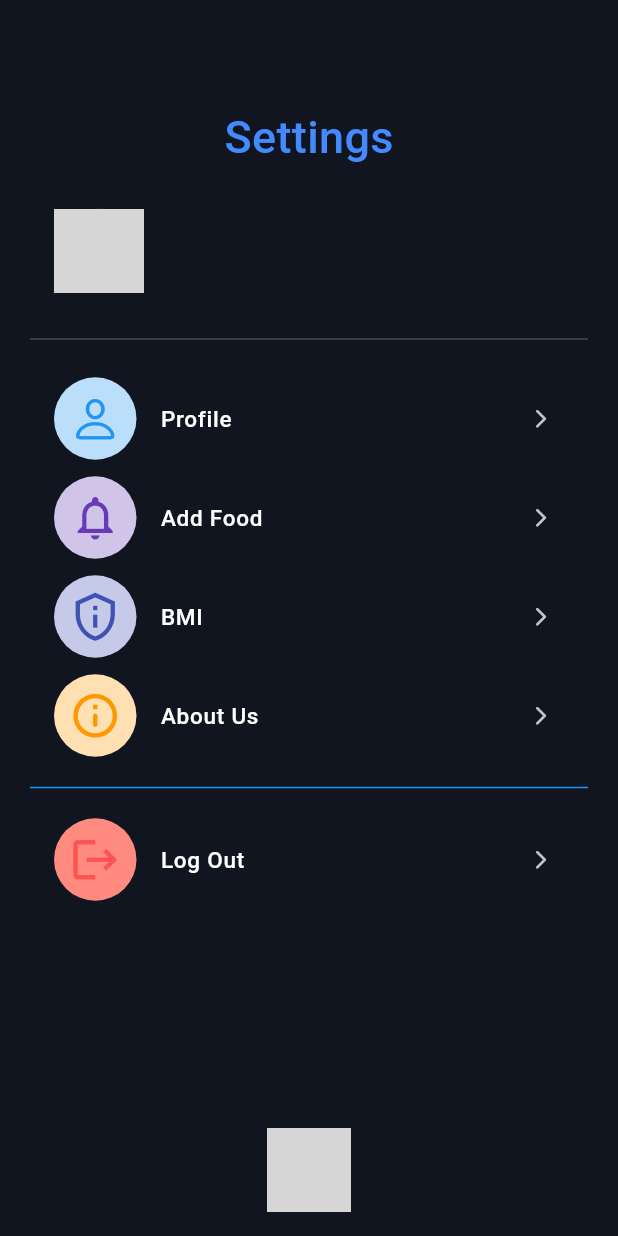
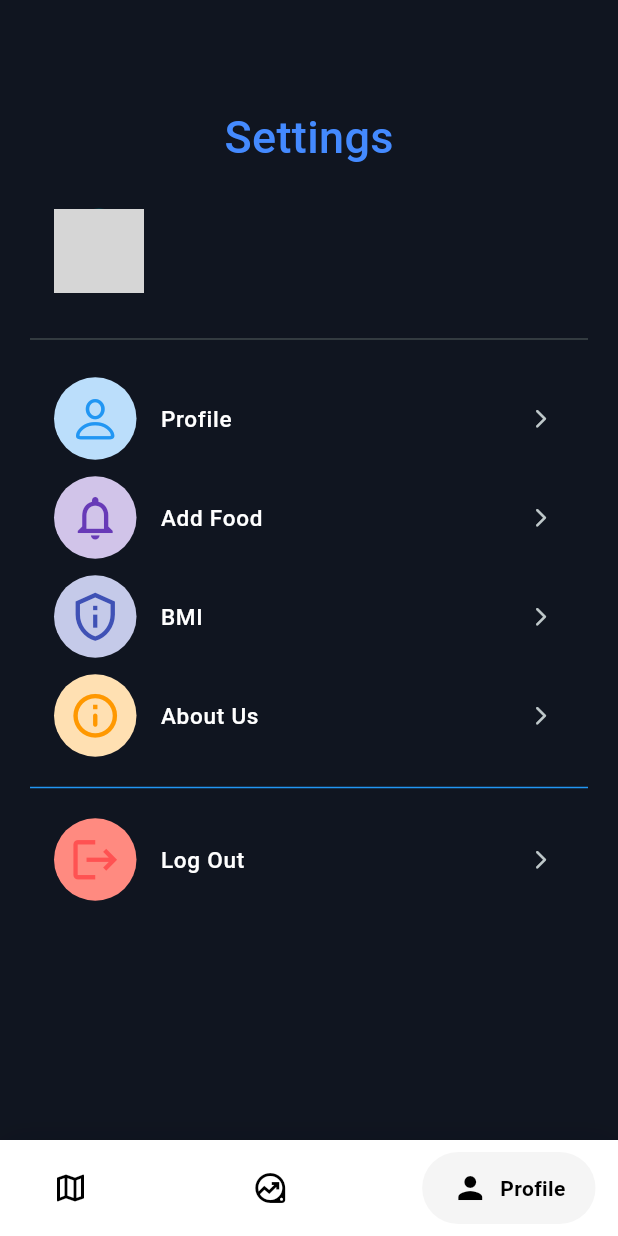
Before and after one commit to jamalihassan0307/food_dairy_app, a Flutter app: the HomeScreen screen opened directly, swiped to page 3, on a phone screen of 412 x 824 dp. Run offline on Flutter 3.47's test engine with Material 3 defaults, Android fonts, the phone set to English and light mode, and no system bars; drawn by our look-alikes of google_nav_bar; our stand-ins replace flex_color_scheme, fluttertoast, font_awesome_flutter, get, image_picker, shared_preferences and 1 more; accounts and stored records are empty; grey boxes are pictures that could not be loaded.

Commit message:
Refactor HomeScreen to use GNav for bottom navigation, replacing ButtonNavigationBar. Added page change handling and updated state management for selected index.

```diff
--- a/lib/screen/home_screen.dart
+++ b/lib/screen/home_screen.dart
@@ -1,6 +1,5 @@
 // ignore_for_file: prefer_typing_uninitialized_variables
 
-import 'package:button_navigation_bar/button_navigation_bar.dart';
 import 'package:flutter/material.dart';
 import 'package:food_dairy_app/controller/recipe_repository.dart';
 import 'package:food_dairy_app/controller/sqllite.dart';
@@ -10,6 +9,7 @@ import 'package:food_dairy_app/screen/addfood.dart';
 import 'package:food_dairy_app/screen/nev_bar/profile.dart';
 import 'package:food_dairy_app/screen/settingScreen.dart';
 import 'package:get/get.dart';
+import 'package:google_nav_bar/google_nav_bar.dart';
 
 class HomeScreen extends StatefulWidget {
   const HomeScreen({super.key});
@@ -27,6 +27,7 @@ class _HomeScreenState extends State<HomeScreen> {
   }
 
   PageController page = PageController();
+  int _selectedIndex = 0;
 
   var height, width;
   @override
@@ -37,32 +38,60 @@ class _HomeScreenState extends State<HomeScreen> {
       resizeToAvoidBottomInset: true,
       body: PageView(
         controller: page,
+        onPageChanged: (index) {
+          setState(() {
+            _selectedIndex = index;
+          });
+        },
         children: const [Page1(), Page2(), SettingsScreen()],
       ),
-      floatingActionButtonLocation: FloatingActionButtonLocation.centerFloat,
-      floatingActionButton: ButtonNavigationBar(
-        borderRadius: const BorderRadius.all(Radius.circular(10)),
-        children: [
-          ButtonNavigationItem(
-            icon: const Icon(Icons.map_outlined),
-            onPressed: () {
-              page.jumpToPage(0);
-            },
+      bottomNavigationBar: Container(
+        decoration: BoxDecoration(
+          color: Colors.white,
+          boxShadow: [
+            BoxShadow(
+              blurRadius: 20,
+              color: Colors.black.withOpacity(.1),
+            )
+          ],
+        ),
+        child: SafeArea(
+          child: Padding(
+            padding: const EdgeInsets.symmetric(horizontal: 15.0, vertical: 8),
+            child: GNav(
+              rippleColor: Colors.grey[300]!,
+              hoverColor: Colors.grey[100]!,
+              gap: 8,
+              activeColor: Colors.black,
+              iconSize: 24,
+              padding: const EdgeInsets.symmetric(horizontal: 20, vertical: 12),
+              duration: const Duration(milliseconds: 400),
+              tabBackgroundColor: Colors.grey[100]!,
+              color: Colors.black,
+              tabs: const [
+                GButton(
+                  icon: Icons.map_outlined,
+                  text: 'Map',
+                ),
+                GButton(
+                  icon: Icons.data_exploration_outlined,
+                  text: 'Data',
+                ),
+                GButton(
+                  icon: Icons.person,
+                  text: 'Profile',
+                ),
+              ],
+              selectedIndex: _selectedIndex,
+              onTabChange: (index) {
+                setState(() {
+                  _selectedIndex = index;
+                  page.jumpToPage(index);
+                });
+              },
+            ),
           ),
-          ButtonNavigationItem(
-            width: width * 0.3,
-            icon: const Icon(Icons.data_exploration_outlined),
-            onPressed: () {
-              page.jumpToPage(1);
-            },
-          ),
-          ButtonNavigationItem(
-            icon: const Icon(Icons.person),
-            onPressed: () {
-              page.jumpToPage(2);
-            },
-          ),
-        ],
+        ),
       ),
     );
   }
```
